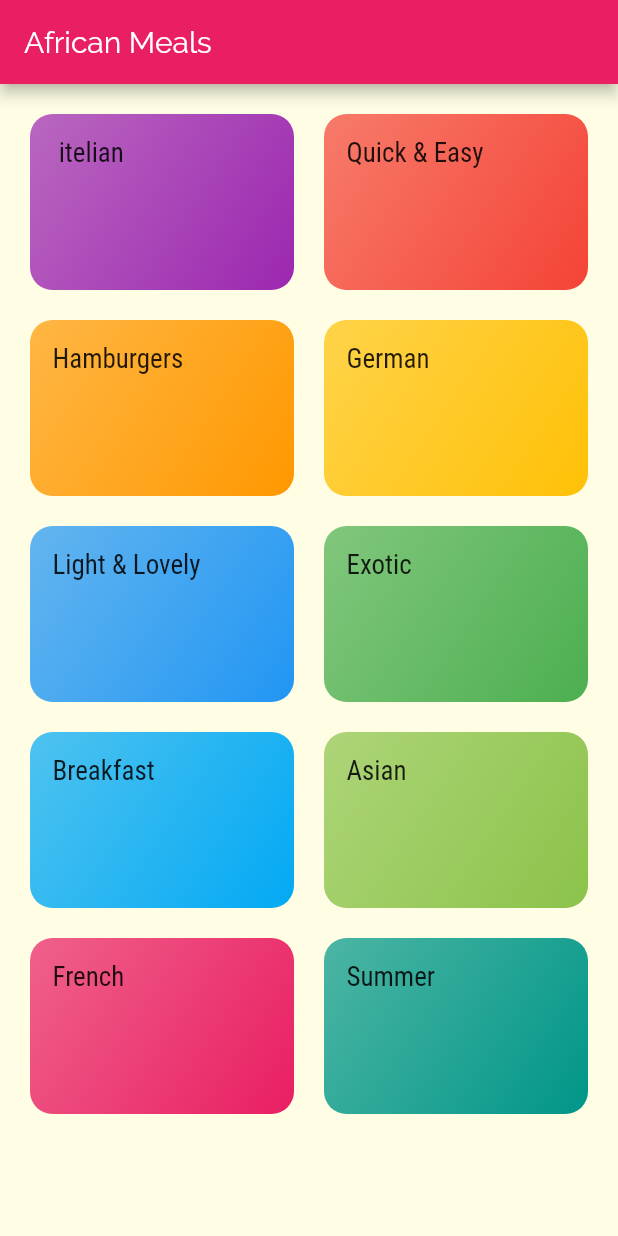
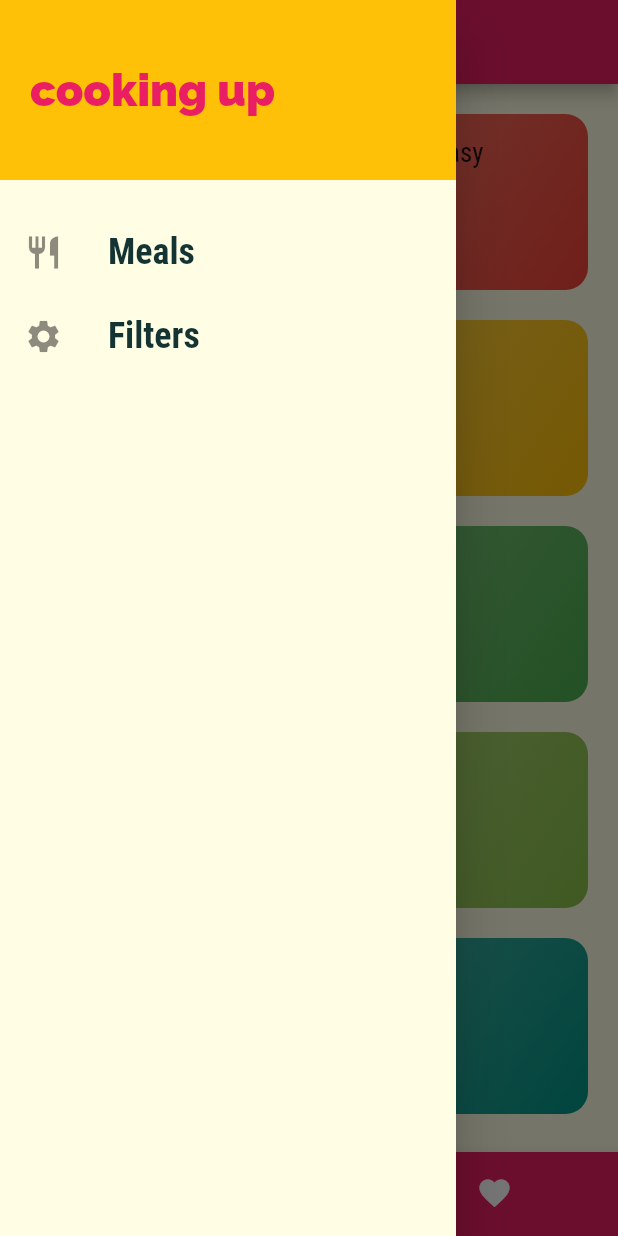
Before and after one commit to obiHenry/Meals_category, a Flutter app: the screen it shows after launch, with the side drawer open (before the commit the screen has no drawer), on a phone screen of 412 x 824 dp. Run offline on Flutter 3.47's test engine with Material 2 defaults, Android fonts, the phone set to English and light mode, and no system bars.

Commit message:
modified codes

```diff
--- a/lib/main.dart
+++ b/lib/main.dart
@@ -1,3 +1,5 @@
+import 'package:Meals_category/screens/tab_screen.dart';
+
 import './screens/meals_details_screen.dart';
 
 import './screens/category-meals_screen.dart';
@@ -34,7 +36,7 @@ class MyApp extends StatelessWidget {
         ),
         // home: CategoryScreen(),
         routes: {
-          '/': (context) => CategoryScreen(),
+          '/': (context) => TabScreen(),
           CategoryMealsScreen.routeName: (context) => CategoryMealsScreen(),
           MealsDetailScreen.routeName: (context) => MealsDetailScreen(),
         },
--- a/lib/screens/category-meals_screen.dart
+++ b/lib/screens/category-meals_screen.dart
@@ -10,8 +10,7 @@ class CategoryMealsScreen extends StatelessWidget {
   // CategoryMealsScreen(this.categoryId, this.categoryTitle);
   @override
   Widget build(BuildContext context) {
-    final routeArgs =
-        ModalRoute.of(context).settings.arguments as Map<String, String>;
+    final routeArgs = ModalRoute.of(context).settings.arguments as Map<String, String>;
     final categoryTitle = routeArgs['title'];
     final categoryId = routeArgs['id'];
 
--- a/lib/screens/category_screen.dart
+++ b/lib/screens/category_screen.dart
@@ -5,11 +5,7 @@ import 'package:flutter/material.dart';
 class CategoryScreen extends StatelessWidget {
   @override
   Widget build(BuildContext context) {
-    return Scaffold(
-      appBar: AppBar(
-        title: const Text('African Meals'),
-      ),
-      body: GridView(
+    return GridView(
         padding: const EdgeInsets.all(20),
         children: MealSpecification.map(
           (categoryData) => CategoryItem(
@@ -24,7 +20,6 @@ class CategoryScreen extends StatelessWidget {
           crossAxisSpacing: 20,
           mainAxisSpacing: 20,
         ),
-      ),
     );
   }
 }
--- /dev/null
+++ b/lib/screens/favorite_screen.dart
@@ -0,0 +1,11 @@
+import 'package:flutter/material.dart';
+
+class FavoriteScreen extends StatelessWidget {
+  @override
+  Widget build(BuildContext context) {
+    return Center(
+      child: Text("favorite meals"),
+
+    );
+  }
+}
--- a/lib/screens/meals_details_screen.dart
+++ b/lib/screens/meals_details_screen.dart
@@ -6,7 +6,7 @@ class MealsDetailScreen extends StatelessWidget {
 
   @override
   Widget build(BuildContext context) {
-    final mealId = ModalRoute.of(context).settings.arguments;
+    final mealId = ModalRoute.of(context).settings.arguments as String;
     final selectedMeal = DUMMY_MEALS.firstWhere((meal) => meal.id == mealId);
 
     Widget heading(BuildContext context, String text) {
@@ -63,6 +63,7 @@ class MealsDetailScreen extends StatelessWidget {
               ),
             ),
             heading(context, 'Steps'),
+
             buildContainer(ListView.builder(
               itemBuilder: (context, index) => Column(
                 children: [
--- /dev/null
+++ b/lib/screens/tab_screen.dart
@@ -0,0 +1,92 @@
+import './favorite_screen.dart';
+import '../widgets/main_drawer.dart';
+
+import './category_screen.dart';
+import 'package:flutter/material.dart';
+
+class TabScreen extends StatefulWidget {
+  @override
+  _TabScreenState createState() => _TabScreenState();
+}
+
+class _TabScreenState extends State<TabScreen> {
+  final List<Map<String, Object>> _pages = [
+    {
+      'page': CategoryScreen(),
+      'title': 'Categories',
+    },
+    {
+      'page': FavoriteScreen(),
+      'title': 'Your favorites',
+    },
+  ];
+  int _selectedPageIndex = 0;
+
+  void _selectPage(int index) {
+    setState(() {
+      _selectedPageIndex = index;
+    });
+  }
+
+  @override
+  Widget build(BuildContext context) {
+    return Scaffold(
+      appBar: AppBar(
+        title: Text(_pages[_selectedPageIndex]['title']),
+      ),
+      drawer: MainDrawer(),
+      body: _pages[_selectedPageIndex]['page'],
+      bottomNavigationBar: BottomNavigationBar(
+        onTap: _selectPage,
+        items: [
+          BottomNavigationBarItem(
+            backgroundColor: Theme.of(context).primaryColor,
+            icon: Icon(Icons.category),
+            title: Text('categories'),
+          ),
+          BottomNavigationBarItem(
+            backgroundColor: Theme.of(context).primaryColor,
+            icon: Icon(Icons.favorite),
+            title: Text('favorite'),
+          ),
+        ],
+        backgroundColor: Theme.of(context).primaryColor,
+        unselectedItemColor: Colors.white,
+        selectedItemColor: Colors.amber,
+        currentIndex: _selectedPageIndex,
+        type: BottomNavigationBarType.shifting,
+      ),
+    );
+
+// this is basically for adding a tapbar at top of the screen so is either u use this or u use the above method
+    //  DefaultTabController(
+    //   initialIndex: 0,
+    //   length: 2,
+    //   child: Scaffold(
+    //     appBar: AppBar(
+    //       title: Text('meals'),
+    //       bottom: TabBar(
+
+    //         tabs: [
+    //           Tab(
+    //             icon: Icon(Icons.category),
+    //             text: 'categories',
+    //           ),
+    //           Tab(
+    //             icon: Icon(Icons.favorite),
+    //             text: 'Favorite',
+    //           ),
+    //         ],
+    //       ),
+    //     ),
+    //     drawer: MainDrawer(),
+    //     body: TabBarView(
+    //       children: [
+    //         CategoryScreen(),
+    //         FavoriteScreen(),
+    //       ],
+    //     ),
+    //   ),
+    // );
+  }
+}
--- /dev/null
+++ b/lib/widgets/main_drawer.dart
@@ -0,0 +1,61 @@
+import 'package:flutter/material.dart';
+
+class MainDrawer extends StatelessWidget {
+  Widget buildListTile(String title, IconData icon, Function tapHandler) {
+    return ListTile(
+      leading: Icon(
+        icon,
+        size: 26,
+      ),
+      title: Text(
+        title,
+        style: TextStyle(
+          fontFamily: 'RobotoCondensed',
+          fontSize: 24,
+          fontWeight: FontWeight.bold,
+        ),
+      ),
+      onTap: tapHandler,
+    );
+  }
+
+  @override
+  Widget build(BuildContext context) {
+    return Drawer(
+      child: Column(
+        children: [
+          Container(
+            height: 120,
+            width: double.infinity,
+            padding: EdgeInsets.all(20),
+            alignment: Alignment.centerLeft,
+            color: Theme.of(context).accentColor,
+            child: Text(
+              'cooking up',
+              style: TextStyle(
+                fontWeight: FontWeight.w900,
+                fontSize: 30,
+                color: Theme.of(context).primaryColor,
+              ),
+            ),
+          ),
+          SizedBox(
+            height: 20,
+          ),
+          buildListTile(
+            'Meals',
+            Icons.restaurant,
+            () {
+              Navigator.of(context).pushNamed('routeName');
+            },
+          ),
+          buildListTile(
+            'Filters',
+            Icons.settings,
+            () {},
+          ),
+        ],
+      ),
+    );
+  }
+}
```
